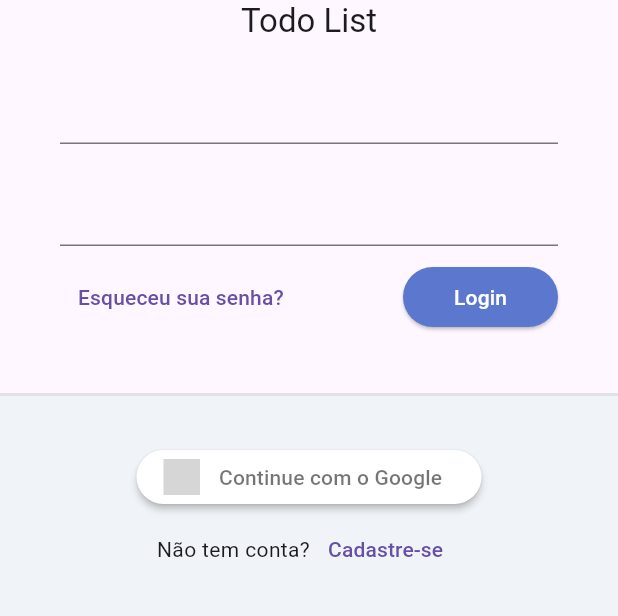
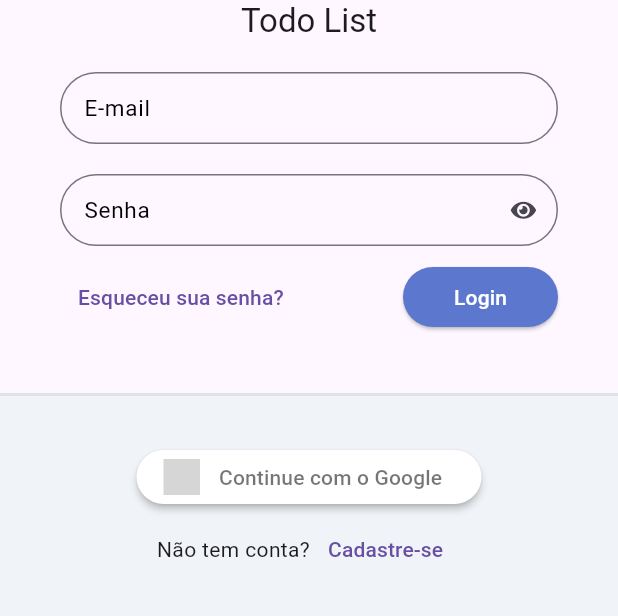
Before and after one commit to diegoventurasg/todo_list_provider, a Flutter app: the screen it shows after launch, on a phone screen of 412 x 824 dp, the part 315-931 px from its top. Run offline on Flutter 3.47's test engine with Material 3 defaults, Android fonts, the phone set to English and light mode, and no system bars; our stand-ins replace flutter_signin_button, google_fonts, sqflite, synchronized; accounts and stored records are empty; Roboto replaces fonts that are missing (Mandali); grey boxes are pictures that could not be loaded.

Commit message:
cria TodoListField

```diff
--- /dev/null
+++ b/lib/app/core/ui/todo_list_icons.dart
@@ -0,0 +1,30 @@
+/// Flutter icons TodoListIcons
+/// Copyright (C) 2024 by original authors @ fluttericon.com, fontello.com
+/// This font was generated by FlutterIcon.com, which is derived from Fontello.
+///
+/// To use this font, place it in your fonts/ directory and include the
+/// following in your pubspec.yaml
+///
+/// flutter:
+///   fonts:
+///    - family:  TodoListIcons
+///      fonts:
+///       - asset: fonts/TodoListIcons.ttf
+///
+///
+/// * Font Awesome 5, Copyright (C) 2016 by Dave Gandy
+///         Author:    Dave Gandy
+///         License:   SIL (https://github.com/FortAwesome/Font-Awesome/blob/master/LICENSE.txt)
+///         Homepage:  http://fortawesome.github.com/Font-Awesome/
+///
+import 'package:flutter/widgets.dart';
+
+class TodoListIcons {
+  TodoListIcons._();
+
+  static const _kFontFam = 'TodoListIcons';
+  static const String? _kFontPkg = null;
+
+  static const IconData eye = IconData(0xf06e, fontFamily: _kFontFam, fontPackage: _kFontPkg);
+  static const IconData eye_slash = IconData(0xf070, fontFamily: _kFontFam, fontPackage: _kFontPkg);
+}
--- /dev/null
+++ b/lib/app/core/widgets/todo_list_field.dart
@@ -0,0 +1,64 @@
+import 'package:flutter/material.dart';
+import 'package:todo_list_provider/app/core/ui/todo_list_icons.dart';
+
+class TodoListField extends StatelessWidget {
+  final String label;
+  final IconButton? suffixIconButton;
+  final bool obscureText;
+  final ValueNotifier<bool> obscureTextVN;
+  final TextEditingController? controller;
+  final FormFieldValidator<String>? validator;
+
+  TodoListField({
+    super.key,
+    required this.label,
+    this.suffixIconButton,
+    this.obscureText = false,
+    this.controller,
+    this.validator,
+  })  : assert(obscureText == true ? suffixIconButton == null : true,
+            'obscureText não pode ser enviado em conjunto com suffixIconButton'),
+        obscureTextVN = ValueNotifier(obscureText);
+
+  @override
+  Widget build(BuildContext context) {
+    return ValueListenableBuilder<bool>(
+        valueListenable: obscureTextVN,
+        builder: (_, obscureTextValue, __) {
+          return TextFormField(
+            controller: controller,
+            validator: validator,
+            decoration: InputDecoration(
+              labelText: label,
+              labelStyle: const TextStyle(
+                fontSize: 15,
+                color: Colors.black,
+              ),
+              border: OutlineInputBorder(
+                borderRadius: BorderRadius.circular(30),
+              ),
+              errorBorder: OutlineInputBorder(
+                borderRadius: BorderRadius.circular(30),
+                borderSide: const BorderSide(color: Colors.red),
+              ),
+              isDense: true,
+              suffixIcon: suffixIconButton ??
+                  (obscureText == true
+                      ? IconButton(
+                          icon: Icon(
+                            !obscureTextValue
+                                ? TodoListIcons.eye_slash
+                                : TodoListIcons.eye,
+                            size: 15,
+                          ),
+                          onPressed: () {
+                            obscureTextVN.value = !obscureTextValue;
+                          },
+                        )
+                      : null),
+            ),
+            obscureText: obscureTextValue,
+          );
+        });
+  }
+}
--- a/lib/app/modules/splash/auth/login/login_page.dart
+++ b/lib/app/modules/splash/auth/login/login_page.dart
@@ -1,6 +1,7 @@
 import 'package:flutter/material.dart';
 import 'package:flutter_signin_button/button_list.dart';
 import 'package:flutter_signin_button/button_view.dart';
+import 'package:todo_list_provider/app/core/widgets/todo_list_field.dart';
 import 'package:todo_list_provider/app/core/widgets/todo_list_logo.dart';
 
 class LoginPage extends StatelessWidget {
@@ -31,9 +32,12 @@ class LoginPage extends StatelessWidget {
                       child: Form(
                         child: Column(
                           children: [
-                            TextFormField(),
+                            TodoListField(label: 'E-mail'),
                             const SizedBox(height: 20),
-                            TextFormField(),
+                            TodoListField(
+                              label: 'Senha',
+                              obscureText: true,
+                            ),
                             const SizedBox(height: 10),
                             Row(
                               mainAxisAlignment: MainAxisAlignment.spaceBetween,
--- a/pubspec.yaml
+++ b/pubspec.yaml
@@ -26,3 +26,8 @@ flutter:
 
   assets:
     - assets/
+
+  fonts:
+    - family: TodoListIcons
+      fonts:
+        - asset: assets/fonts/TodoListIcons.ttf
```
Also changed, not shown: assets/fonts/TodoListIcons.ttf (added).
